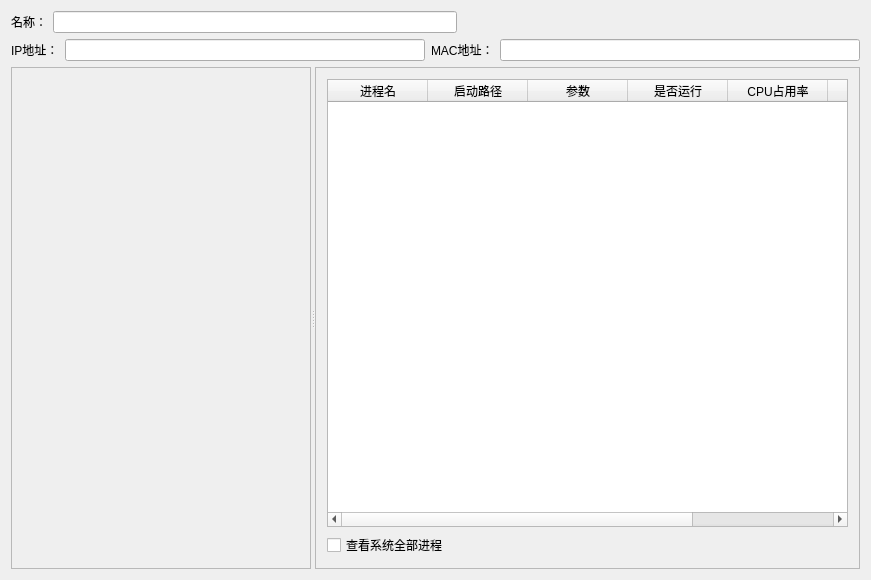
Old version of the form CC-Client/CC-Client/detaildialog.ui in the repository cokkiy/CC.
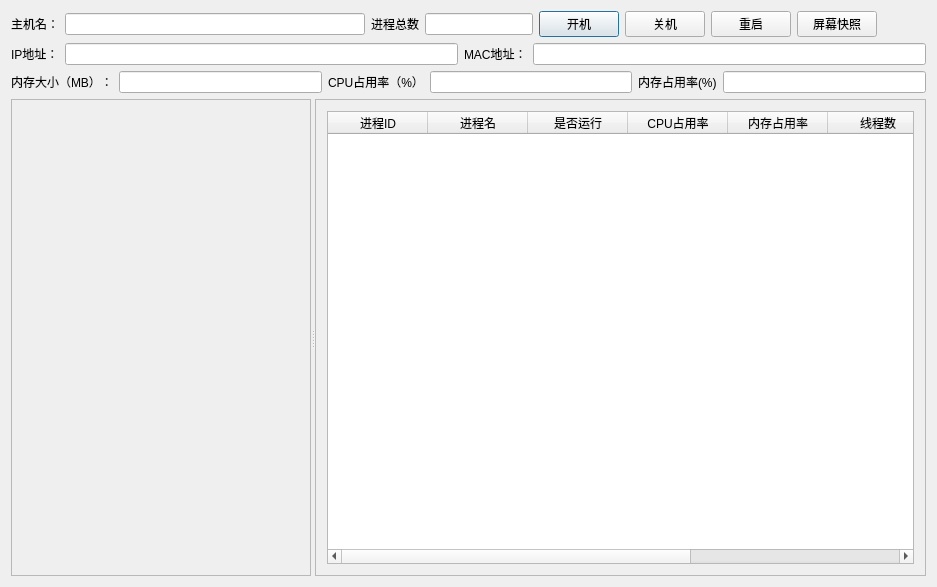
New version of the form. Icons and pictures are not drawn.

```diff
--- a/CC-Client/CC-Client/detaildialog.ui
+++ b/CC-Client/CC-Client/detaildialog.ui
@@ -6,8 +6,8 @@
    <rect>
     <x>0</x>
     <y>0</y>
-    <width>871</width>
-    <height>580</height>
+    <width>937</width>
+    <height>587</height>
    </rect>
   </property>
   <property name="sizePolicy">
@@ -32,7 +32,7 @@
      <item>
       <widget class="QLabel" name="label">
        <property name="text">
-        <string>名称：</string>
+        <string>主机名：</string>
        </property>
       </widget>
      </item>
@@ -46,6 +46,73 @@
        </property>
       </widget>
      </item>
+     <item>
+      <widget class="QLabel" name="label_7">
+       <property name="text">
+        <string>进程总数</string>
+       </property>
+      </widget>
+     </item>
+     <item>
+      <widget class="QLineEdit" name="processCountLineEdit">
+       <property name="sizePolicy">
+        <sizepolicy hsizetype="Preferred" vsizetype="Fixed">
+         <horstretch>0</horstretch>
+         <verstretch>0</verstretch>
+        </sizepolicy>
+       </property>
+      </widget>
+     </item>
+     <item>
+      <widget class="QPushButton" name="powerOnPushButton">
+       <property name="text">
+        <string>开机</string>
+       </property>
+       <property name="icon">
+        <iconset resource="cc-client.qrc">
+         <normaloff>:/Icons/52design.com_jingying_059.png</normaloff>:/Icons/52design.com_jingying_059.png</iconset>
+       </property>
+      </widget>
+     </item>
+     <item>
+      <widget class="QPushButton" name="powerOffPushButton">
+       <property name="text">
+        <string>关机</string>
+       </property>
+       <property name="icon">
+        <iconset resource="cc-client.qrc">
+         <normaloff>:/Icons/52design.com_jingying_108.png</normaloff>:/Icons/52design.com_jingying_108.png</iconset>
+       </property>
+      </widget>
+     </item>
+     <item>
+      <widget class="QPushButton" name="rebootPushButton">
+       <property name="text">
+        <string>重启</string>
+       </property>
+       <property name="icon">
+        <iconset resource="cc-client.qrc">
+         <normaloff>:/Icons/2009724113238761.png</normaloff>:/Icons/2009724113238761.png</iconset>
+       </property>
+      </widget>
+     </item>
+     <item>
+      <widget class="QPushButton" name="screenCapturePushButton">
+       <property name="sizePolicy">
+        <sizepolicy hsizetype="Minimum" vsizetype="Fixed">
+         <horstretch>0</horstretch>
+         <verstretch>0</verstretch>
+        </sizepolicy>
+       </property>
+       <property name="text">
+        <string>屏幕快照</string>
+       </property>
+       <property name="icon">
+        <iconset resource="cc-client.qrc">
+         <normaloff>:/Icons/screencapture.png</normaloff>:/Icons/screencapture.png</iconset>
+       </property>
+      </widget>
+     </item>
      <item>
       <spacer name="horizontalSpacer">
        <property name="orientation">
@@ -85,6 +152,40 @@
      </item>
     </layout>
    </item>
+   <item>
+    <layout class="QHBoxLayout" name="horizontalLayout_3">
+     <item>
+      <widget class="QLabel" name="label_4">
+       <property name="text">
+        <string>内存大小（MB）：</string>
+       </property>
+      </widget>
+     </item>
+     <item>
+      <widget class="QLineEdit" name="memorySizeLineEdit"/>
+     </item>
+     <item>
+      <widget class="QLabel" name="label_6">
+       <property name="text">
+        <string>CPU占用率（%）</string>
+       </property>
+      </widget>
+     </item>
+     <item>
+      <widget class="QLineEdit" name="CPURateLineEdit"/>
+     </item>
+     <item>
+      <widget class="QLabel" name="label_5">
+       <property name="text">
+        <string>内存占用率(%)</string>
+       </property>
+      </widget>
+     </item>
+     <item>
+      <widget class="QLineEdit" name="memoryRateLineEdit"/>
+     </item>
+    </layout>
+   </item>
    <item>
     <widget class="QSplitter" name="splitter">
      <property name="sizePolicy">
@@ -124,21 +225,16 @@
       <layout class="QVBoxLayout" name="verticalLayout_3">
        <item>
         <widget class="QTableWidget" name="processTableWidget">
+         <column>
+          <property name="text">
+           <string>进程ID</string>
+          </property>
+         </column>
          <column>
           <property name="text">
            <string>进程名</string>
           </property>
          </column>
-         <column>
-          <property name="text">
-           <string>启动路径</string>
-          </property>
-         </column>
-         <column>
-          <property name="text">
-           <string>参数</string>
-          </property>
-         </column>
          <column>
           <property name="text">
            <string>是否运行</string>
@@ -159,13 +255,16 @@
            <string>线程数</string>
           </property>
          </column>
-        </widget>
-       </item>
-       <item>
-        <widget class="QCheckBox" name="iewAllProcessCheckBox">
-         <property name="text">
-          <string>查看系统全部进程</string>
-         </property>
+         <column>
+          <property name="text">
+           <string>启动路径</string>
+          </property>
+         </column>
+         <column>
+          <property name="text">
+           <string>参数</string>
+          </property>
+         </column>
         </widget>
        </item>
       </layout>
```
Left out of the diff: 2 changed lines with no effect on the pictures.
